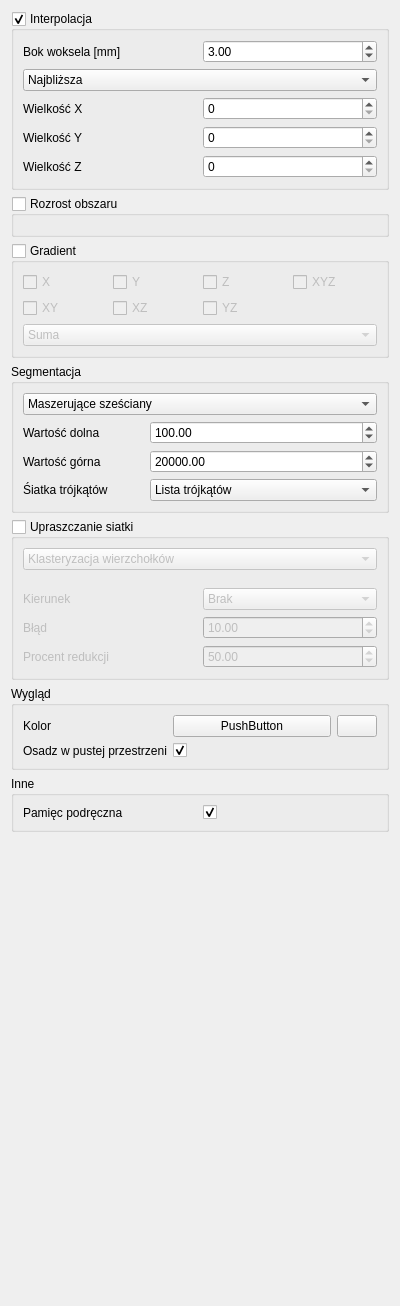
jedrzejowski/sokar-app, file src/SokarUi/SegmentationPipelineEditor.ui: the form before one commit.
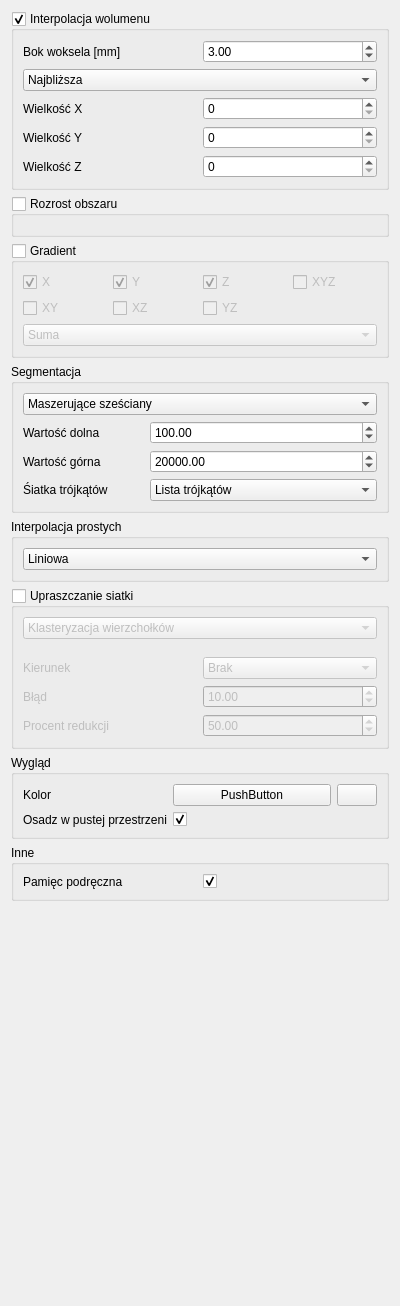
The form after the commit. Icons and pictures are not drawn. Custom widgets are drawn as their Qt base class.

Patch:
```diff
--- a/src/SokarUi/SegmentationPipelineEditor.ui
+++ b/src/SokarUi/SegmentationPipelineEditor.ui
@@ -23,7 +23,7 @@
    <item>
     <widget class="QGroupBox" name="interpolationBox">
      <property name="title">
-      <string>Interpolacja</string>
+      <string>Interpolacja wolumenu</string>
      </property>
      <property name="checkable">
       <bool>true</bool>
@@ -177,6 +177,9 @@
         <property name="text">
          <string>X</string>
         </property>
+        <property name="checked">
+         <bool>true</bool>
+        </property>
        </widget>
       </item>
       <item row="0" column="1">
@@ -184,6 +187,9 @@
         <property name="text">
          <string>Y</string>
         </property>
+        <property name="checked">
+         <bool>true</bool>
+        </property>
        </widget>
       </item>
       <item row="0" column="2">
@@ -191,6 +197,9 @@
         <property name="text">
          <string>Z</string>
         </property>
+        <property name="checked">
+         <bool>true</bool>
+        </property>
        </widget>
       </item>
       <item row="0" column="3">
@@ -316,6 +325,37 @@
      </layout>
     </widget>
    </item>
+   <item>
+    <widget class="QGroupBox" name="line_interpolation_box">
+     <property name="title">
+      <string>Interpolacja prostych</string>
+     </property>
+     <property name="checkable">
+      <bool>false</bool>
+     </property>
+     <layout class="QGridLayout" name="gridLayout_8">
+      <item row="0" column="0">
+       <widget class="QtUi::ComboBox" name="line_interpolation_combo">
+        <item>
+         <property name="text">
+          <string>Liniowa</string>
+         </property>
+        </item>
+        <item>
+         <property name="text">
+          <string>Połowiczna</string>
+         </property>
+        </item>
+        <item>
+         <property name="text">
+          <string>Wielomianowa</string>
+         </property>
+        </item>
+       </widget>
+      </item>
+     </layout>
+    </widget>
+   </item>
    <item>
     <widget class="QGroupBox" name="simplificationBox">
      <property name="title">
```
